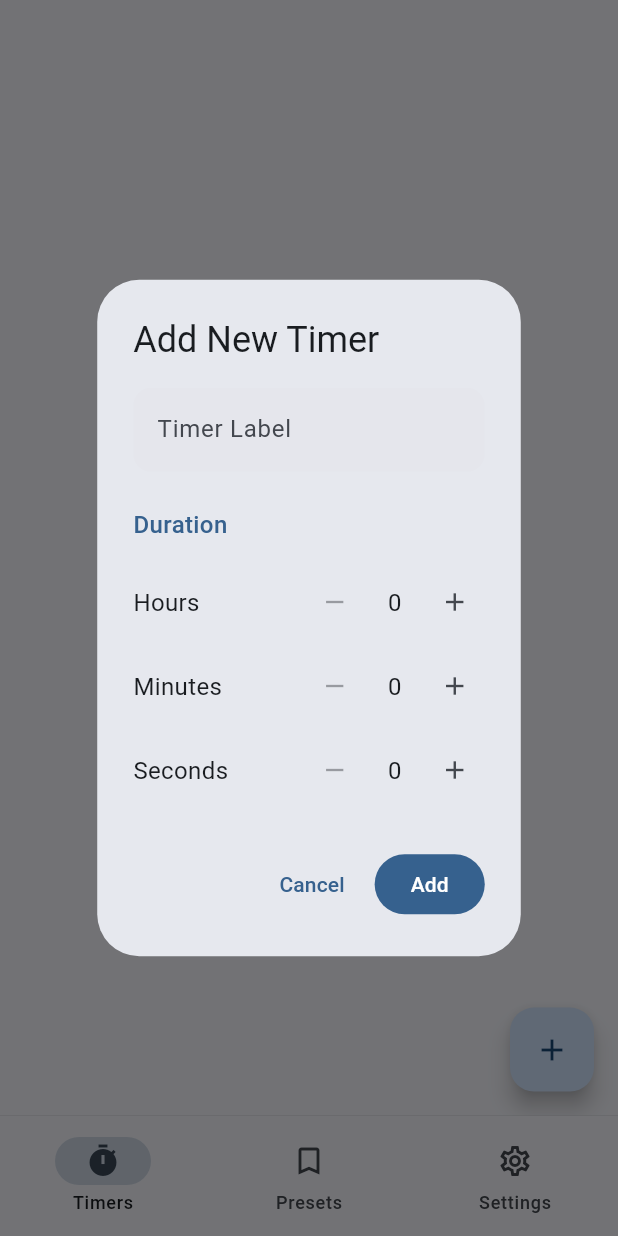
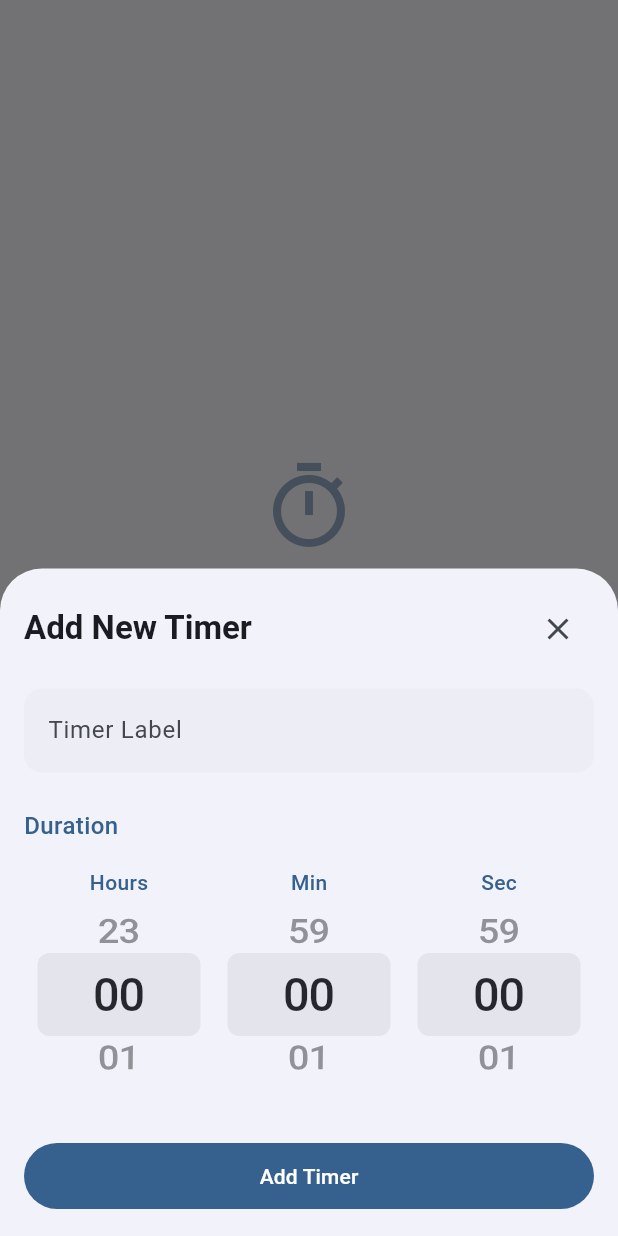
Before and after one commit to zaynOm/multi_timer, a Flutter app: the screen it shows after launch, after a tap on the "add" icon, on a phone screen of 412 x 824 dp. Run offline on Flutter 3.47's test engine with Material 3 defaults, Android fonts, the light colour scheme and no system bars; our stand-ins replace flutter_local_notifications, shared_preferences.

Commit message:
feat: replace dialog popup with bottom sheet and time selection UI with iOS-style wheel picker for improved user experience

```diff
--- a/lib/screens/timer_list_screen.dart
+++ b/lib/screens/timer_list_screen.dart
@@ -7,7 +7,7 @@ import 'package:flutter_local_notifications/flutter_local_notifications.dart';
 import '../models/timer_data.dart';
 import '../services/notification_service.dart';
 import '../services/timer_storage_service.dart';
-import '../widgets/time_selector.dart';
+import '../widgets/time_wheel_picker.dart';
 import '../widgets/timer_card.dart';
 
 class TimerListScreen extends StatefulWidget {
@@ -218,23 +218,48 @@ class _TimerListScreenState extends State<TimerListScreen> {
     int minutes = 0;
     int seconds = 0;
 
-    showDialog(
+    showModalBottomSheet(
       context: context,
+      isScrollControlled: true,
       builder: (context) {
         final colorScheme = Theme.of(context).colorScheme;
 
         return StatefulBuilder(
           builder: (context, setState) {
-            return AlertDialog(
-              title: Text(
-                'Add New Timer',
-                style: TextStyle(color: colorScheme.onSurface),
+            return Padding(
+              padding: EdgeInsets.only(
+                bottom: MediaQuery.of(context).viewInsets.bottom,
+                left: 16,
+                right: 16,
+                top: 16,
               ),
-              surfaceTintColor: Colors.transparent,
-              content: SingleChildScrollView(
+              child: SingleChildScrollView(
                 child: Column(
                   mainAxisSize: MainAxisSize.min,
+                  crossAxisAlignment: CrossAxisAlignment.start,
                   children: [
+                    Row(
+                      mainAxisAlignment: MainAxisAlignment.spaceBetween,
+                      children: [
+                        Text(
+                          'Add New Timer',
+                          style: Theme.of(
+                            context,
+                          ).textTheme.titleLarge?.copyWith(
+                            fontWeight: FontWeight.bold,
+                            color: colorScheme.onSurface,
+                          ),
+                        ),
+                        IconButton(
+                          icon: Icon(
+                            Icons.close,
+                            color: colorScheme.onSurfaceVariant,
+                          ),
+                          onPressed: () => Navigator.pop(context),
+                        ),
+                      ],
+                    ),
+                    const SizedBox(height: 16),
                     TextField(
                       controller: labelController,
                       decoration: InputDecoration(
@@ -251,59 +276,32 @@ class _TimerListScreenState extends State<TimerListScreen> {
                       ),
                     ),
                     const SizedBox(height: 24),
-                    Align(
-                      alignment: Alignment.centerLeft,
-                      child: Text(
-                        'Duration',
+                    Text(
+                      'Duration',
                         style: TextStyle(
                           fontSize: 16,
                           fontWeight: FontWeight.w500,
                           color: colorScheme.primary,
                         ),
                       ),
-                    ),
-                    const SizedBox(height: 12),
 
-                    // Hours
-                    TimeSelector(
-                      label: 'Hours',
-                      value: hours,
-                      onDecrease:
-                          hours > 0 ? () => setState(() => hours--) : null,
-                      onIncrease: () => setState(() => hours++),
+                    // iOS-style wheel picker for time selection
+                    TimeWheelPicker(
+                      hours: hours,
+                      minutes: minutes,
+                      seconds: seconds,
+                      onHoursChanged: (value) => setState(() => hours = value),
+                      onMinutesChanged:
+                          (value) => setState(() => minutes = value),
+                      onSecondsChanged:
+                          (value) => setState(() => seconds = value),
                     ),
 
-                    // Minutes
-                    TimeSelector(
-                      label: 'Minutes',
-                      value: minutes,
-                      onDecrease:
-                          minutes > 0 ? () => setState(() => minutes--) : null,
-                      onIncrease:
-                          minutes < 59 ? () => setState(() => minutes++) : null,
-                    ),
+                    const SizedBox(height: 16),
 
-                    // Seconds
-                    TimeSelector(
-                      label: 'Seconds',
-                      value: seconds,
-                      onDecrease:
-                          seconds > 0 ? () => setState(() => seconds--) : null,
-                      onIncrease:
-                          seconds < 59 ? () => setState(() => seconds++) : null,
-                    ),
-                  ],
-                ),
-              ),
-              actions: [
-                TextButton(
-                  onPressed: () => Navigator.pop(context),
-                  child: Text(
-                    'Cancel',
-                    style: TextStyle(color: colorScheme.primary),
-                  ),
-                ),
-                FilledButton(
+                    SizedBox(
+                      width: double.infinity,
+                      child: FilledButton(
                   onPressed: () {
                     final label =
                         labelController.text.trim().isNotEmpty
@@ -312,9 +310,16 @@ class _TimerListScreenState extends State<TimerListScreen> {
                     _addTimer(label, hours, minutes, seconds);
                     Navigator.pop(context);
                   },
-                  child: const Text('Add'),
+                        child: const Padding(
+                          padding: EdgeInsets.symmetric(vertical: 12),
+                          child: Text('Add Timer'),
                 ),
-              ],
+                      ),
+                    ),
+                    const SizedBox(height: 16),
+                  ],
+                ),
+              ),
             );
           },
         );
--- /dev/null
+++ b/lib/widgets/time_wheel_picker.dart
@@ -0,0 +1,117 @@
+import 'package:flutter/cupertino.dart';
+import 'package:flutter/material.dart';
+
+class TimeWheelPicker extends StatelessWidget {
+  final int hours;
+  final int minutes;
+  final int seconds;
+  final Function(int) onHoursChanged;
+  final Function(int) onMinutesChanged;
+  final Function(int) onSecondsChanged;
+
+  const TimeWheelPicker({
+    super.key,
+    required this.hours,
+    required this.minutes,
+    required this.seconds,
+    required this.onHoursChanged,
+    required this.onMinutesChanged,
+    required this.onSecondsChanged,
+  });
+
+  @override
+  Widget build(BuildContext context) {
+    final theme = Theme.of(context);
+    final colorScheme = theme.colorScheme;
+
+    return Container(
+      height: 150,
+      margin: const EdgeInsets.symmetric(vertical: 16),
+      child: Row(
+        mainAxisAlignment: MainAxisAlignment.center,
+        children: [
+          // Hours picker
+          _buildPickerColumn(
+            context,
+            'Hours',
+            hours,
+            24, // 0-23 hours
+            onHoursChanged,
+            colorScheme,
+          ),
+
+          // Minutes picker
+          _buildPickerColumn(
+            context,
+            'Min',
+            minutes,
+            60, // 0-59 minutes
+            onMinutesChanged,
+            colorScheme,
+          ),
+
+          // Seconds picker
+          _buildPickerColumn(
+            context,
+            'Sec',
+            seconds,
+            60, // 0-59 seconds
+            onSecondsChanged,
+            colorScheme,
+          ),
+        ],
+      ),
+    );
+  }
+
+  Widget _buildPickerColumn(
+    BuildContext context,
+    String label,
+    int value,
+    int maxItems,
+    Function(int) onValueChanged,
+    ColorScheme colorScheme,
+  ) {
+    final List<Widget> pickerItems = List.generate(
+      maxItems,
+      (index) => Center(
+        child: Text(
+          index.toString().padLeft(2, '0'),
+          style: TextStyle(
+            fontSize: 26,
+            fontWeight: FontWeight.w500,
+            color: colorScheme.onSurface,
+          ),
+        ),
+      ),
+    );
+
+    return Expanded(
+      child: Column(
+        mainAxisSize: MainAxisSize.min,
+        children: [
+          Text(
+            label,
+            style: TextStyle(
+              fontSize: 14,
+              fontWeight: FontWeight.w500,
+              color: colorScheme.primary,
+            ),
+          ),
+          Expanded(
+            child: CupertinoPicker(
+              itemExtent: 46,
+              magnification: 1.2,
+              squeeze: 1.1,
+              diameterRatio: 1.8,
+              looping: true,
+              scrollController: FixedExtentScrollController(initialItem: value),
+              onSelectedItemChanged: onValueChanged,
+              children: pickerItems,
+            ),
+          ),
+        ],
+      ),
+    );
+  }
+}
```
